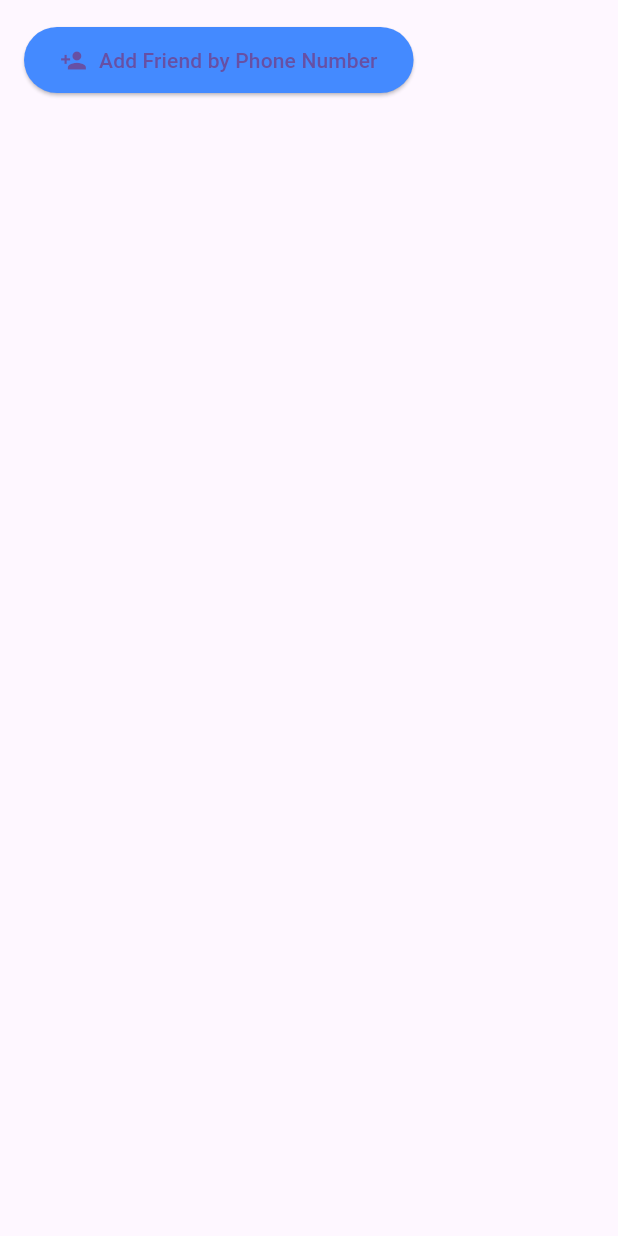
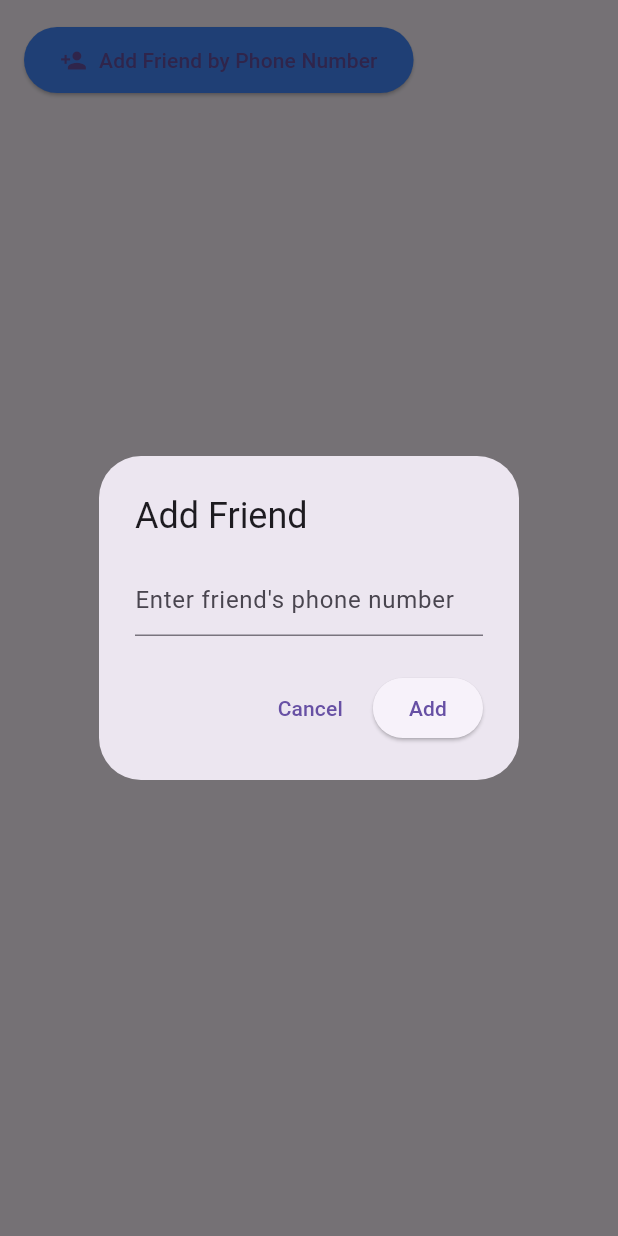
Before and after one commit to M0hAyman/hedieaty_app, a Flutter app: the AddFriendButton widget shown alone on an empty page, opened directly, after a tap on "Add Friend by Phone Number", on a phone screen of 412 x 824 dp. Run offline on Flutter 3.47's test engine with Material 3 defaults, Android fonts, the phone set to English and light mode, and no system bars; our stand-ins replace cloud_firestore, firebase_auth, firebase_core, sqflite; accounts and stored records are empty.

Commit message:
add friend logic version 1

```diff
--- a/lib/CustomWidgets/add_friend_button.dart
+++ b/lib/CustomWidgets/add_friend_button.dart
@@ -1,4 +1,8 @@
 import 'package:flutter/material.dart';
+
+import '../Data/firebase/firebase_auth_service.dart';
+import '../Data/firebase/services/friend_firestore_service.dart';
+
 
 class AddFriendButton extends StatelessWidget {
   const AddFriendButton({super.key});
@@ -8,9 +12,7 @@ class AddFriendButton extends StatelessWidget {
     return Padding(
       padding: const EdgeInsets.all(16.0),
       child: ElevatedButton.icon(
-        onPressed: () {
-          // Add friend logic here
-        },
+        onPressed: () => _showAddFriendDialog(context),
         icon: const Icon(Icons.person_add),
         label: const Text('Add Friend by Phone Number'),
         style: ElevatedButton.styleFrom(
@@ -20,4 +22,64 @@ class AddFriendButton extends StatelessWidget {
       ),
     );
   }
+
+  // Function to show a dialog for adding a friend
+  Future<void> _showAddFriendDialog(BuildContext context) async {
+    final TextEditingController phoneController = TextEditingController();
+    final friendService = FriendFirestoreService();
+    final authService = AuthService(); // To get the current user's ID
+
+    showDialog(
+      context: context,
+      builder: (context) {
+        return AlertDialog(
+          title: const Text('Add Friend'),
+          content: TextField(
+            controller: phoneController,
+            decoration: const InputDecoration(
+              hintText: 'Enter friend\'s phone number',
+            ),
+          ),
+          actions: [
+            TextButton(
+              onPressed: () => Navigator.pop(context),
+              child: const Text('Cancel'),
+            ),
+            ElevatedButton(
+              onPressed: () async {
+                final phoneNumber = phoneController.text.trim();
+                if (phoneNumber.isNotEmpty) {
+                  try {
+                    // Fetch the friend's user ID by phone number
+                    final friend = await friendService.getFriendByPhoneNumber(phoneNumber);
+                    if (friend != null) {
+                      // Add the friend to the current user's friends list
+                      final userId = authService.currentUser!.uid;
+                      await friendService.addFriend(
+                        userId: userId,
+                        friendId: friend['uid']!,
+                      );
+                      ScaffoldMessenger.of(context).showSnackBar(
+                        SnackBar(content: Text('${friend['name']} has been added!')),
+                      );
+                    } else {
+                      ScaffoldMessenger.of(context).showSnackBar(
+                        const SnackBar(content: Text('Friend not found.')),
+                      );
+                    }
+                  } catch (e) {
+                    ScaffoldMessenger.of(context).showSnackBar(
+                      SnackBar(content: Text('Error: $e')),
+                    );
+                  }
+                }
+                Navigator.pop(context);
+              },
+              child: const Text('Add'),
+            ),
+          ],
+        );
+      },
+    );
+  }
 }
--- a/lib/Data/firebase/firebase_auth_service.dart
+++ b/lib/Data/firebase/firebase_auth_service.dart
@@ -3,6 +3,9 @@ import 'package:hedieaty_app/Data/firebase/services/user_firestore_service.dart'
 import 'package:hedieaty_app/Models/user_model.dart';
 class AuthService {
   final FirebaseAuth _auth = FirebaseAuth.instance;
+  // Getter for the current user
+  User? get currentUser => _auth.currentUser;
+
   final UserFirestoreService _userFirestoreService = UserFirestoreService();
   Future<void> registerUser({
     required String email,
@@ -62,4 +65,9 @@ class AuthService {
       throw Exception(e.message ?? 'Login failed');
     }
   }
+
+  //Not used till now!
+  Future<void> signOut() async {
+    await _auth.signOut();
+  }
 }
--- a/lib/Models/friend_model.dart
+++ b/lib/Models/friend_model.dart
@@ -1,11 +1,11 @@
 import 'package:cloud_firestore/cloud_firestore.dart';
 
 class Friend {
-  final String id;
-  final String userId;
-  final String friendId;
-  final String status; // pending, accepted, or blocked
-  final Timestamp createdAt;
+  final String id; // Firestore document ID
+  final String userId; // ID of the user who added the friend
+  final String friendId; // ID of the friend being added
+  final String status; // "pending", "accepted", or "blocked"
+  final Timestamp createdAt; // Timestamp of creation
 
   Friend({
     required this.id,
```
Also changed, not shown: lib/Data/firebase/services/friend_firestore_service.dart (+71 -19 lines).
